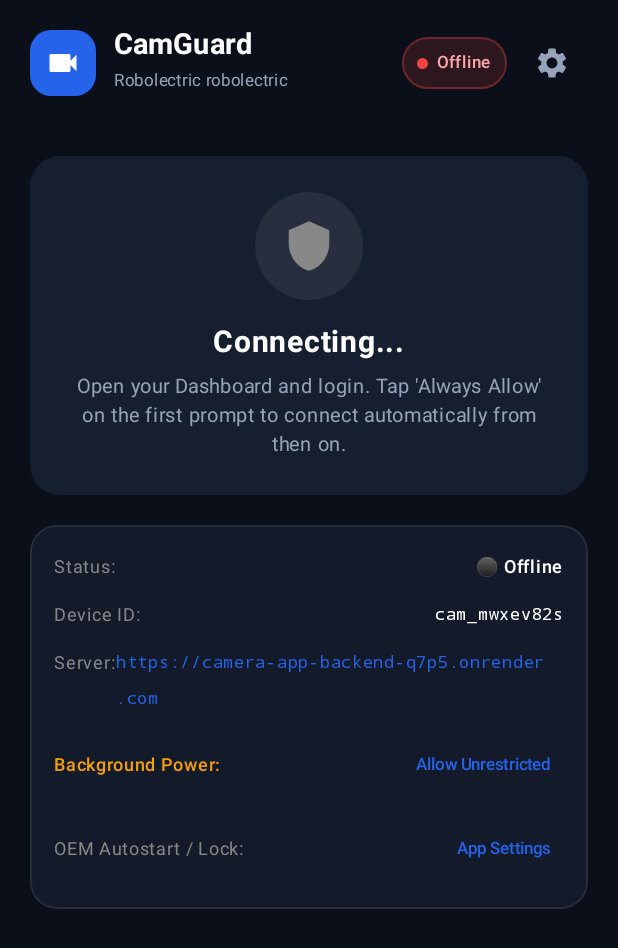
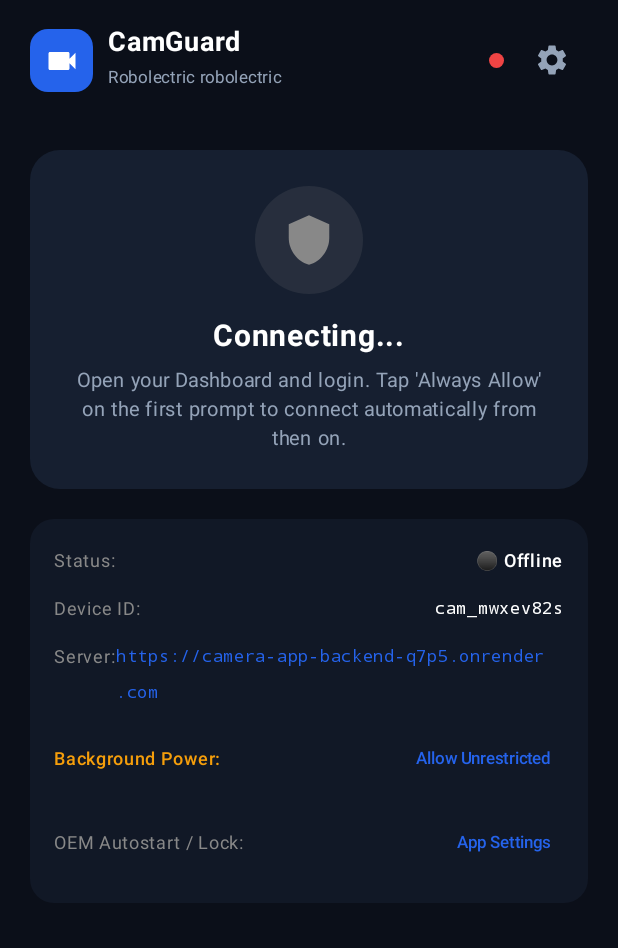
Before and after one commit to Anil250332/Camera-App, an Android app built with Jetpack Compose: the composable MainScreen shown on its own in the app's theme, on a phone screen of 412 x 824 dp. Shown: the top 948 px of the screen. Run offline under Robolectric (Android 15) with nearby library versions, the phone set to English and light mode, and no system bars; libraries missing offline, so code that uses them is left out: org.webrtc.

Commit message:
Revert "Polish CamGuard Android MainScreen UI with status pill and bordered info card"
This reverts commit 259ba3ecbe8d65eaf21d158b8a8dc8b8d97d7111.

```diff
--- a/app/src/main/java/com/remotestream/camera/ui/screens/MainScreen.kt
+++ b/app/src/main/java/com/remotestream/camera/ui/screens/MainScreen.kt
@@ -81,53 +81,28 @@ fun MainScreen(viewModel: CameraViewModel) {
         Row(
             modifier = Modifier
                 .fillMaxWidth()
-                .padding(horizontal = 20.dp, vertical = 18.dp),
+                .padding(horizontal = 20.dp, vertical = 16.dp),
             horizontalArrangement = Arrangement.SpaceBetween,
             verticalAlignment = Alignment.CenterVertically
         ) {
-            Row(verticalAlignment = Alignment.CenterVertically, horizontalArrangement = Arrangement.spacedBy(12.dp)) {
+            Row(verticalAlignment = Alignment.CenterVertically, horizontalArrangement = Arrangement.spacedBy(10.dp)) {
                 Box(
-                    modifier = Modifier
-                        .size(44.dp)
-                        .clip(RoundedCornerShape(14.dp))
-                        .background(PrimaryBlue),
+                    modifier = Modifier.size(42.dp).clip(RoundedCornerShape(12.dp)).background(PrimaryBlue),
                     contentAlignment = Alignment.Center
                 ) {
                     Icon(Icons.Default.Videocam, contentDescription = null, tint = Color.White, modifier = Modifier.size(24.dp))
                 }
                 Column {
-                    Text("CamGuard", fontSize = 19.sp, fontWeight = FontWeight.Bold, color = Color.White)
+                    Text("CamGuard", fontSize = 18.sp, fontWeight = FontWeight.Bold, color = Color.White)
                     Text(viewModel.deviceName, fontSize = 11.sp, color = TextSecondary)
                 }
             }
-            Row(verticalAlignment = Alignment.CenterVertically, horizontalArrangement = Arrangement.spacedBy(6.dp)) {
-                Surface(
-                    shape = RoundedCornerShape(50),
-                    color = if (isConnected) AccentGreen.copy(alpha = 0.14f) else Color(0x26EF4444),
-                    border = androidx.compose.foundation.BorderStroke(
-                        1.dp,
-                        if (isConnected) AccentGreen.copy(alpha = 0.35f) else Color(0x55EF4444)
-                    )
-                ) {
-                    Row(
-                        modifier = Modifier.padding(horizontal = 10.dp, vertical = 5.dp),
-                        verticalAlignment = Alignment.CenterVertically,
-                        horizontalArrangement = Arrangement.spacedBy(6.dp)
-                    ) {
-                        Box(
-                            modifier = Modifier
-                                .size(7.dp)
-                                .clip(CircleShape)
-                                .background(if (isConnected) AccentGreen else Color(0xFFEF4444))
-                        )
-                        Text(
-                            text = if (isConnected) "Online" else "Offline",
-                            fontSize = 11.sp,
-                            fontWeight = FontWeight.SemiBold,
-                            color = if (isConnected) AccentGreen else Color(0xFFFCA5A5)
-                        )
-                    }
-                }
+            Row(horizontalArrangement = Arrangement.spacedBy(8.dp)) {
+                Box(
+                    modifier = Modifier.size(10.dp).clip(CircleShape)
+                        .background(if (isConnected) AccentGreen else Color(0xFFEF4444))
+                        .align(Alignment.CenterVertically)
+                )
                 IconButton(onClick = { tempUrl = serverUrl; showServerDialog = true }) {
                     Icon(Icons.Default.Settings, contentDescription = "Server Settings", tint = TextSecondary)
                 }
@@ -259,12 +234,9 @@ fun MainScreen(viewModel: CameraViewModel) {
 
         // ─── Info Card ────────────────────────────────────────────────
         Card(
-            modifier = Modifier
-                .fillMaxWidth()
-                .padding(horizontal = 20.dp)
-                .border(1.dp, Color.White.copy(alpha = 0.08f), RoundedCornerShape(18.dp)),
-            shape = RoundedCornerShape(18.dp),
-            colors = CardDefaults.cardColors(containerColor = CardDark.copy(alpha = 0.78f))
+            modifier = Modifier.fillMaxWidth().padding(horizontal = 20.dp),
+            shape = RoundedCornerShape(16.dp),
+            colors = CardDefaults.cardColors(containerColor = CardDark.copy(alpha = 0.6f))
         ) {
             Column(modifier = Modifier.padding(16.dp), verticalArrangement = Arrangement.spacedBy(8.dp)) {
                 Row(horizontalArrangement = Arrangement.SpaceBetween, modifier = Modifier.fillMaxWidth()) {
```
